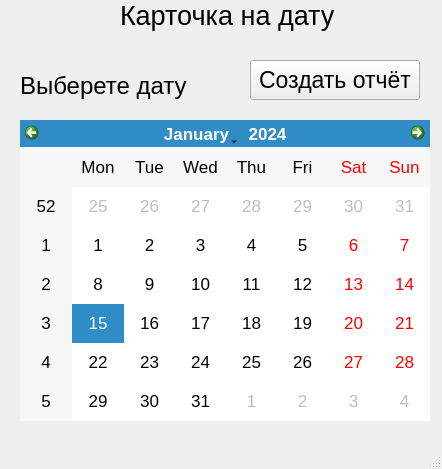
Qt form data/design/report_1.ui (PolkovnikovPavel/collection_lfk) before a commit.
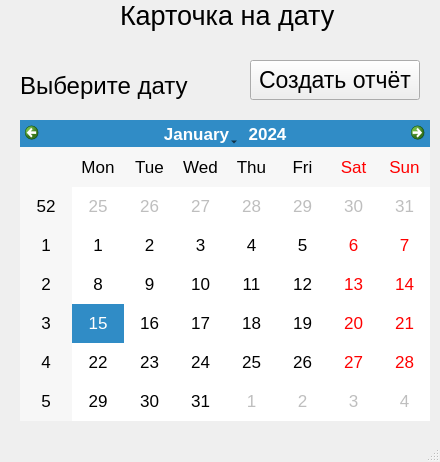
The same form after that commit.

Commit message: made report per month(2) and fixed disappearance of old reports

Patch:
```diff
--- a/data/design/report_1.ui
+++ b/data/design/report_1.ui
@@ -6,8 +6,8 @@
    <rect>
     <x>0</x>
     <y>0</y>
-    <width>442</width>
-    <height>469</height>
+    <width>440</width>
+    <height>462</height>
    </rect>
   </property>
   <property name="windowTitle">
@@ -62,7 +62,7 @@
      </font>
     </property>
     <property name="text">
-     <string>Выберете дату</string>
+     <string>Выберите дату</string>
     </property>
    </widget>
    <widget class="QPushButton" name="button">
```
Left out of the diff: 4 changed lines with no effect on the pictures. The commit also changes 10 other files.
